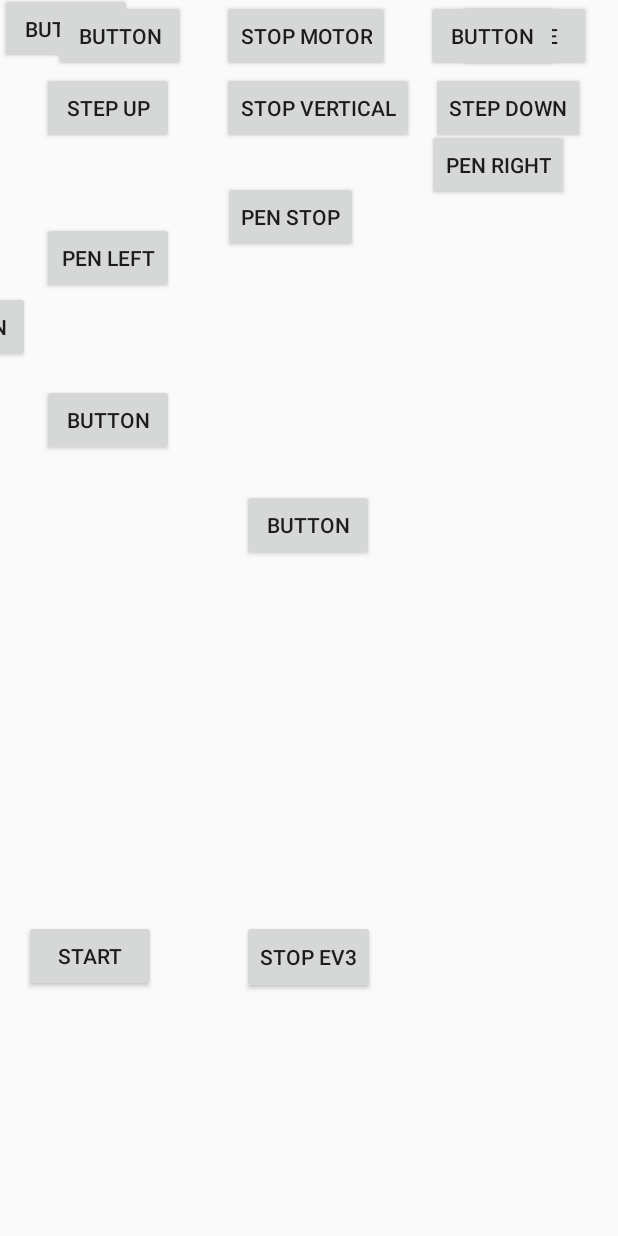
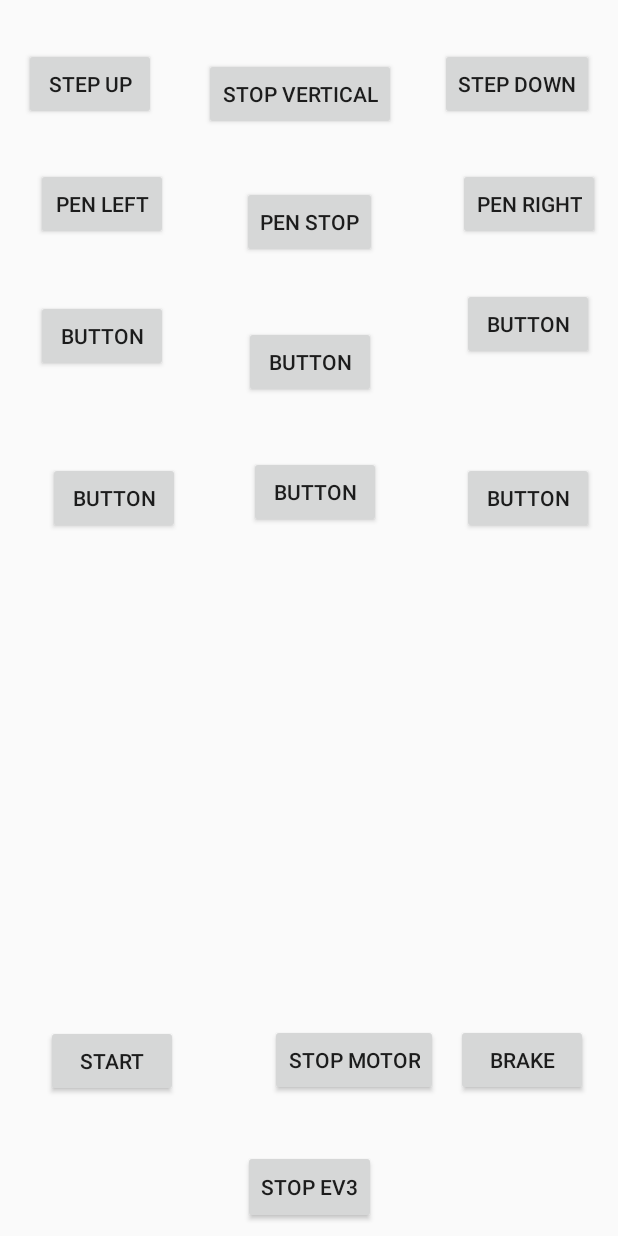
Before and after one commit to ale-mazz/LEGO-Print3r, an Android app: the MainActivity screen opened directly, with no data from a screen before it, on a phone screen of 412 x 824 dp. Run offline under Robolectric (Android 15) with nearby library versions, the phone set to English and light mode, and no system bars.

Commit message:
Testing UI

```diff
--- a/app/src/main/res/layout/activity_main.xml
+++ b/app/src/main/res/layout/activity_main.xml
@@ -10,83 +10,91 @@
         android:id="@+id/startButton"
         android:layout_width="wrap_content"
         android:layout_height="wrap_content"
-        android:layout_marginStart="16dp"
+        android:layout_marginStart="8dp"
         android:layout_marginTop="8dp"
+        android:layout_marginEnd="8dp"
         android:layout_marginBottom="8dp"
         android:text="START"
         app:layout_constraintBottom_toBottomOf="parent"
+        app:layout_constraintEnd_toEndOf="parent"
+        app:layout_constraintHorizontal_bias="0.074"
         app:layout_constraintStart_toStartOf="parent"
-        app:layout_constraintTop_toBottomOf="@+id/leftButton"
-        app:layout_constraintVertical_bias="0.726" />
+        app:layout_constraintTop_toTopOf="parent"
+        app:layout_constraintVertical_bias="0.889" />
 
     <Button
         android:id="@+id/stopButton"
         android:layout_width="wrap_content"
         android:layout_height="49dp"
         android:layout_marginStart="8dp"
-        android:layout_marginTop="8dp"
-        android:layout_marginEnd="160dp"
-        android:layout_marginBottom="36dp"
+        android:layout_marginEnd="8dp"
+        android:layout_marginBottom="8dp"
         android:text="Stop ev3"
         app:layout_constraintBottom_toBottomOf="parent"
         app:layout_constraintEnd_toEndOf="parent"
-        app:layout_constraintHorizontal_bias="0.987"
-        app:layout_constraintStart_toStartOf="parent"
-        app:layout_constraintTop_toBottomOf="@+id/middleButton"
-        app:layout_constraintVertical_bias="0.816" />
+        app:layout_constraintStart_toStartOf="parent" />
 
     <Button
         android:id="@+id/middleButton"
         android:layout_width="wrap_content"
         android:layout_height="wrap_content"
-        android:layout_marginStart="44dp"
+        android:layout_marginStart="136dp"
+        android:layout_marginTop="8dp"
+        android:layout_marginEnd="8dp"
+        android:layout_marginBottom="8dp"
         android:text="Stop motor"
-        app:layout_constraintStart_toEndOf="@+id/startButton"
-        tools:layout_editor_absoluteY="560dp" />
+        app:layout_constraintBottom_toBottomOf="parent"
+        app:layout_constraintEnd_toEndOf="parent"
+        app:layout_constraintHorizontal_bias="0.284"
+        app:layout_constraintStart_toStartOf="parent"
+        app:layout_constraintTop_toTopOf="parent"
+        app:layout_constraintVertical_bias="0.888" />
 
     <Button
         android:id="@+id/brakeButton"
         android:layout_width="wrap_content"
         android:layout_height="wrap_content"
-        android:layout_marginStart="36dp"
+        android:layout_marginStart="8dp"
+        android:layout_marginTop="8dp"
         android:layout_marginEnd="8dp"
+        android:layout_marginBottom="8dp"
         android:text="BRAKE"
+        app:layout_constraintBottom_toBottomOf="parent"
         app:layout_constraintEnd_toEndOf="parent"
-        app:layout_constraintStart_toEndOf="@+id/middleButton"
-        tools:layout_editor_absoluteY="560dp" />
+        app:layout_constraintHorizontal_bias="0.96"
+        app:layout_constraintStart_toStartOf="parent"
+        app:layout_constraintTop_toTopOf="parent"
+        app:layout_constraintVertical_bias="0.888" />
 
     <Button
         android:id="@+id/leftButton"
         android:layout_width="wrap_content"
         android:layout_height="wrap_content"
-        android:layout_marginStart="28dp"
-        android:layout_marginTop="52dp"
+        android:layout_marginStart="24dp"
+        android:layout_marginTop="32dp"
+        android:layout_marginBottom="8dp"
         android:text="PEN LEFT"
+        app:layout_constraintBottom_toTopOf="@+id/button"
         app:layout_constraintStart_toStartOf="parent"
-        app:layout_constraintTop_toBottomOf="@+id/upBackMotorButton" />
+        app:layout_constraintTop_toBottomOf="@+id/upBackMotorButton"
+        app:layout_constraintVertical_bias="0.0" />
 
     <Button
         android:id="@+id/rightButton"
         android:layout_width="wrap_content"
         android:layout_height="wrap_content"
-        android:layout_marginStart="12dp"
-        android:layout_marginTop="8dp"
-        android:layout_marginEnd="8dp"
-        android:layout_marginBottom="8dp"
+        android:layout_marginTop="32dp"
+        android:layout_marginEnd="12dp"
         android:text="PEN RIGHT"
-        app:layout_constraintBottom_toTopOf="@+id/middleButton"
         app:layout_constraintEnd_toEndOf="parent"
-        app:layout_constraintHorizontal_bias="0.865"
-        app:layout_constraintStart_toEndOf="@+id/leftButton"
-        app:layout_constraintTop_toBottomOf="@+id/brakeBackButton"
-        app:layout_constraintVertical_bias="0.112" />
+        app:layout_constraintTop_toBottomOf="@+id/downBackMotorButton" />
 
     <Button
         android:id="@+id/upBackMotorButton"
         android:layout_width="wrap_content"
         android:layout_height="wrap_content"
-        android:layout_marginStart="28dp"
-        android:layout_marginTop="48dp"
+        android:layout_marginStart="16dp"
+        android:layout_marginTop="32dp"
         android:text="step up"
         app:layout_constraintStart_toStartOf="parent"
         app:layout_constraintTop_toTopOf="parent" />
@@ -95,125 +103,113 @@
         android:id="@+id/brakeBackButton"
         android:layout_width="wrap_content"
         android:layout_height="wrap_content"
-        android:layout_marginStart="32dp"
-        android:layout_marginTop="48dp"
+        android:layout_marginStart="8dp"
+        android:layout_marginTop="8dp"
+        android:layout_marginEnd="8dp"
         android:layout_marginBottom="8dp"
         android:text="stop vertical"
-        app:layout_constraintBottom_toTopOf="@+id/gyroView"
+        app:layout_constraintBottom_toTopOf="@+id/penStop"
+        app:layout_constraintEnd_toStartOf="@+id/downBackMotorButton"
+        app:layout_constraintHorizontal_bias="0.53"
         app:layout_constraintStart_toEndOf="@+id/upBackMotorButton"
         app:layout_constraintTop_toTopOf="parent"
-        app:layout_constraintVertical_bias="0.0" />
+        app:layout_constraintVertical_bias="0.516" />
 
     <Button
         android:id="@+id/downBackMotorButton"
         android:layout_width="wrap_content"
         android:layout_height="wrap_content"
-        android:layout_marginStart="8dp"
-        android:layout_marginTop="48dp"
-        android:layout_marginEnd="18dp"
+        android:layout_marginTop="32dp"
+        android:layout_marginEnd="16dp"
         android:text="step down"
         app:layout_constraintEnd_toEndOf="parent"
-        app:layout_constraintHorizontal_bias="0.454"
-        app:layout_constraintStart_toEndOf="@+id/brakeBackButton"
         app:layout_constraintTop_toTopOf="parent" />
-
-    <TextView
-        android:id="@+id/gyroView"
-        android:layout_width="wrap_content"
-        android:layout_height="wrap_content"
-        android:layout_marginStart="8dp"
-        android:layout_marginTop="8dp"
-        android:layout_marginEnd="16dp"
-        android:layout_marginBottom="8dp"
-        android:text="gyro"
-        app:layout_constraintBottom_toBottomOf="parent"
-        app:layout_constraintEnd_toEndOf="parent"
-        app:layout_constraintStart_toStartOf="parent"
-        app:layout_constraintTop_toTopOf="parent"
-        app:layout_constraintVertical_bias="0.158" />
 
     <Button
         android:id="@+id/button"
         android:layout_width="wrap_content"
         android:layout_height="wrap_content"
-        android:layout_marginStart="28dp"
-        android:layout_marginTop="60dp"
+        android:layout_marginStart="24dp"
+        android:layout_marginTop="200dp"
+        android:layout_marginBottom="8dp"
         android:text="Button"
+        app:layout_constraintBottom_toBottomOf="parent"
         app:layout_constraintStart_toStartOf="parent"
-        app:layout_constraintTop_toBottomOf="@+id/leftButton" />
+        app:layout_constraintTop_toTopOf="parent"
+        app:layout_constraintVertical_bias="0.0" />
 
     <Button
         android:id="@+id/button2"
         android:layout_width="wrap_content"
         android:layout_height="wrap_content"
         android:layout_marginStart="8dp"
-        android:layout_marginTop="60dp"
-        android:layout_marginEnd="32dp"
+        android:layout_marginTop="8dp"
+        android:layout_marginEnd="8dp"
+        android:layout_marginBottom="8dp"
         android:text="Button"
+        app:layout_constraintBottom_toBottomOf="parent"
         app:layout_constraintEnd_toStartOf="@+id/button3"
-        app:layout_constraintHorizontal_bias="0.787"
+        app:layout_constraintHorizontal_bias="0.466"
         app:layout_constraintStart_toEndOf="@+id/button"
-        app:layout_constraintTop_toBottomOf="@+id/rightButton" />
+        app:layout_constraintTop_toBottomOf="@+id/penStop"
+        app:layout_constraintVertical_bias="0.063" />
 
     <Button
         android:id="@+id/button3"
         android:layout_width="wrap_content"
         android:layout_height="wrap_content"
-        android:layout_marginTop="8dp"
-        android:layout_marginBottom="8dp"
+        android:layout_marginTop="32dp"
+        android:layout_marginEnd="16dp"
         android:text="Button"
-        app:layout_constraintBottom_toTopOf="@+id/button6"
-        app:layout_constraintTop_toBottomOf="@+id/downBackMotorButton"
-        app:layout_constraintVertical_bias="0.683"
-        tools:layout_editor_absoluteX="291dp" />
+        app:layout_constraintEnd_toEndOf="parent"
+        app:layout_constraintTop_toBottomOf="@+id/rightButton" />
 
     <Button
         android:id="@+id/button4"
         android:layout_width="wrap_content"
         android:layout_height="wrap_content"
-        android:layout_marginStart="36dp"
+        android:layout_marginStart="32dp"
+        android:layout_marginTop="308dp"
+        android:layout_marginBottom="8dp"
         android:text="Button"
+        app:layout_constraintBottom_toBottomOf="parent"
         app:layout_constraintStart_toStartOf="parent"
-        tools:layout_editor_absoluteY="384dp" />
+        app:layout_constraintTop_toTopOf="parent"
+        app:layout_constraintVertical_bias="0.0" />
 
     <Button
         android:id="@+id/button5"
         android:layout_width="wrap_content"
         android:layout_height="wrap_content"
         android:layout_marginStart="8dp"
-        android:layout_marginTop="84dp"
+        android:layout_marginTop="304dp"
         android:layout_marginEnd="8dp"
-        android:layout_marginBottom="8dp"
         android:text="Button"
-        app:layout_constraintBottom_toTopOf="@+id/middleButton"
         app:layout_constraintEnd_toStartOf="@+id/button6"
-        app:layout_constraintHorizontal_bias="0.527"
+        app:layout_constraintHorizontal_bias="0.45"
         app:layout_constraintStart_toEndOf="@+id/button4"
-        app:layout_constraintTop_toBottomOf="@+id/button2"
-        app:layout_constraintVertical_bias="0.0" />
+        app:layout_constraintTop_toTopOf="parent" />
 
     <Button
         android:id="@+id/button6"
         android:layout_width="wrap_content"
         android:layout_height="wrap_content"
-        android:layout_marginEnd="40dp"
+        android:layout_marginTop="68dp"
+        android:layout_marginEnd="16dp"
         android:text="Button"
         app:layout_constraintEnd_toEndOf="parent"
-        tools:layout_editor_absoluteY="384dp" />
+        app:layout_constraintTop_toBottomOf="@+id/button3" />
 
     <Button
         android:id="@+id/penStop"
         android:layout_width="wrap_content"
         android:layout_height="wrap_content"
         android:layout_marginStart="8dp"
-        android:layout_marginTop="8dp"
+        android:layout_marginTop="124dp"
         android:layout_marginEnd="8dp"
-        android:layout_marginBottom="8dp"
         android:text="pen stop"
-        app:layout_constraintBottom_toTopOf="@+id/button2"
         app:layout_constraintEnd_toStartOf="@+id/rightButton"
-        app:layout_constraintHorizontal_bias="0.393"
+        app:layout_constraintHorizontal_bias="0.476"
         app:layout_constraintStart_toEndOf="@+id/leftButton"
-        app:layout_constraintTop_toBottomOf="@+id/brakeBackButton"
-        app:layout_constraintVertical_bias="0.483" />
+        app:layout_constraintTop_toTopOf="parent" />
 </android.support.constraint.ConstraintLayout>
```
